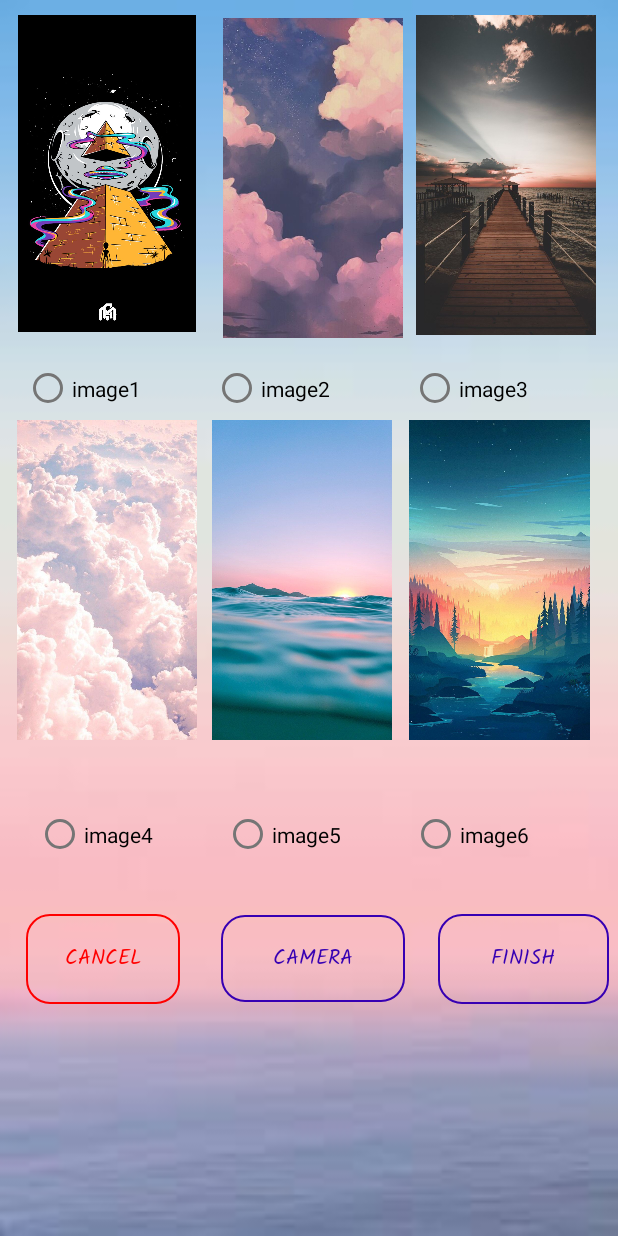
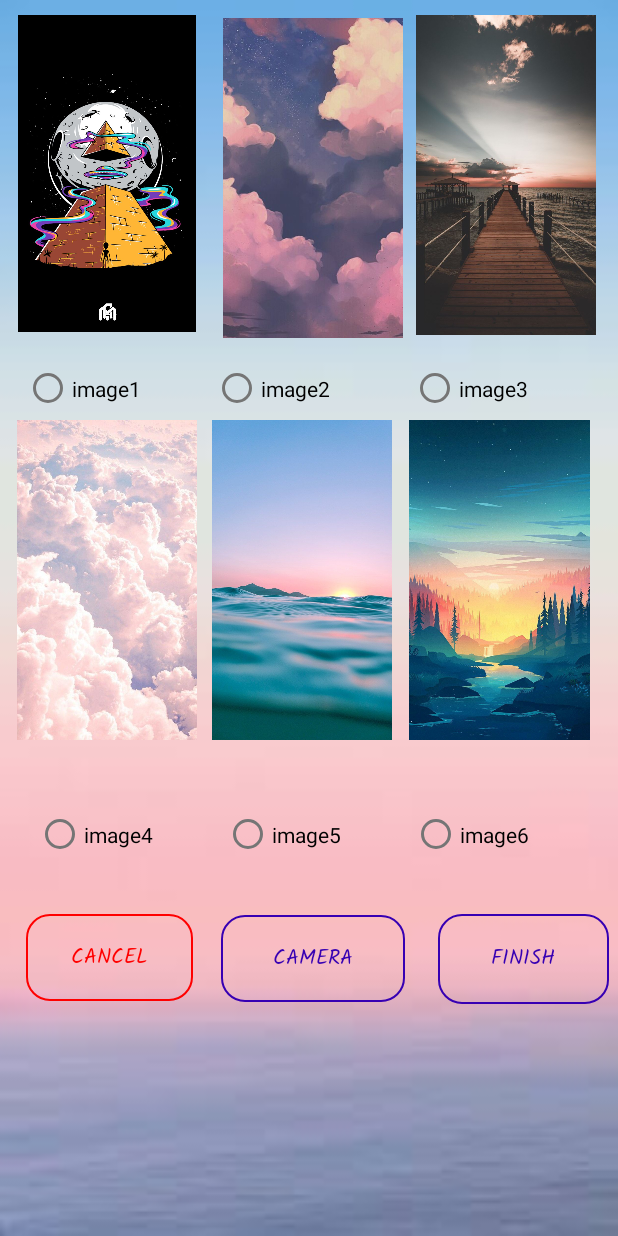
Before and after one commit to huayu1998/Group_Remember, an Android app: the BackgroundOption screen opened directly, with no data from a screen before it, on a phone screen of 412 x 824 dp. Run offline under Robolectric (Android 15) with nearby library versions, the light colour scheme and no system bars; 3 statements that could not run were skipped.

Commit message:
huayu commit

```diff
--- a/app/src/main/res/layout/activity_background_option.xml
+++ b/app/src/main/res/layout/activity_background_option.xml
@@ -187,14 +187,14 @@
 
     <android.widget.Button
         android:id="@+id/backb"
-        android:layout_width="110dp"
-        android:layout_height="60dp"
+        android:layout_width="111dp"
+        android:layout_height="58dp"
         android:layout_alignParentStart="true"
         android:layout_alignParentTop="true"
         android:layout_alignParentEnd="true"
         android:layout_marginStart="17dp"
         android:layout_marginTop="609dp"
-        android:layout_marginEnd="292dp"
+        android:layout_marginEnd="283dp"
         android:background="@drawable/red_button"
         android:fontFamily="@font/kalam"
         android:text="cancel"
```
